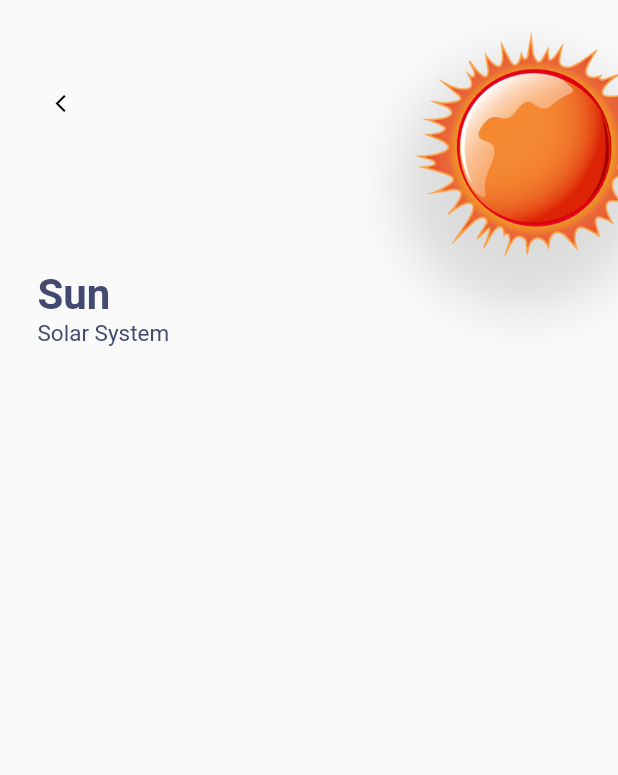
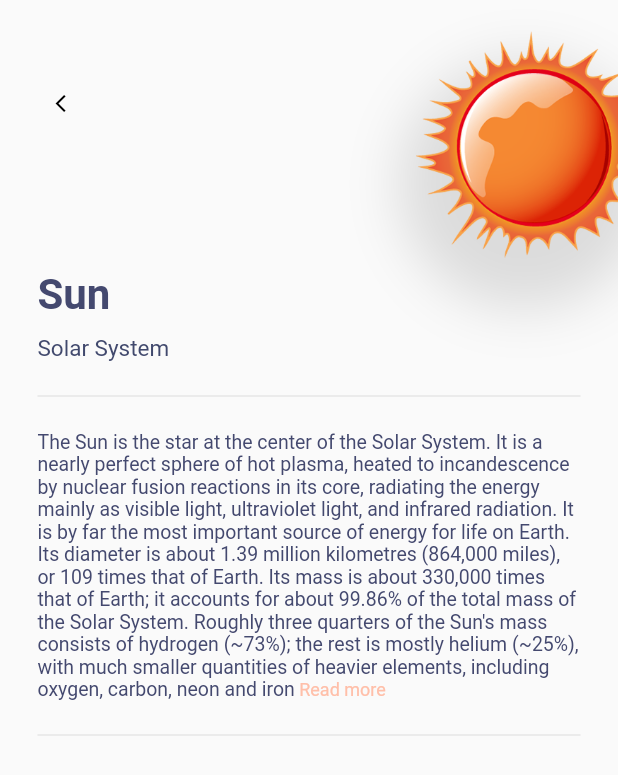
Before and after one commit to Auridel/flutter--explore_solar_app, a Flutter app: the screen it shows after launch, after a tap on "Sun", on a phone screen of 412 x 824 dp. Shown: the top 775 px of the screen. Run offline on Flutter 3.47's test engine with Material 2 defaults, Android fonts, the phone set to English and light mode, and no system bars.

Commit message:
planet details description, url launcher, permissions

```diff
--- a/lib/helpers/dataset.dart
+++ b/lib/helpers/dataset.dart
@@ -4,7 +4,8 @@ const List<Map<String, dynamic>> dataSet = [
     'num': 0,
     'image': 'assets/images/sun_img.png',
     'description':
-        "The Sun is the star at the center of the Solar System. It is a nearly perfect sphere of hot plasma, heated to incandescence by nuclear fusion reactions in its core, radiating the energy mainly as visible light, ultraviolet light, and infrared radiation. It is by far the most important source of energy for life on Earth. Its diameter is about 1.39 million kilometres (864,000 miles), or 109 times that of Earth. Its mass is about 330,000 times that of Earth; it accounts for about 99.86% of the total mass of the Solar System. Roughly three quarters of the Sun's mass consists of hydrogen (~73%); the rest is mostly helium (~25%), with much smaller quantities of heavier elements, including oxygen, carbon, neon and iron"
+        "The Sun is the star at the center of the Solar System. It is a nearly perfect sphere of hot plasma, heated to incandescence by nuclear fusion reactions in its core, radiating the energy mainly as visible light, ultraviolet light, and infrared radiation. It is by far the most important source of energy for life on Earth. Its diameter is about 1.39 million kilometres (864,000 miles), or 109 times that of Earth. Its mass is about 330,000 times that of Earth; it accounts for about 99.86% of the total mass of the Solar System. Roughly three quarters of the Sun's mass consists of hydrogen (~73%); the rest is mostly helium (~25%), with much smaller quantities of heavier elements, including oxygen, carbon, neon and iron",
+    'url': 'https://en.wikipedia.org/wiki/Sun',
   },
   {
     'name': 'Mercury',
@@ -12,6 +13,7 @@ const List<Map<String, dynamic>> dataSet = [
     'image': 'assets/images/mercury_img.png',
     'description':
         "Mercury is the smallest planet in the Solar System and the closest to the Sun. Its orbit around the Sun takes 87.97 Earth days, the shortest of all the Sun's planets. It is named after the Roman god Mercurius (Mercury), god of commerce, messenger of the gods, and mediator between gods and mortals, corresponding to the Greek god Hermes (Ἑρμῆς). Like Venus, Mercury orbits the Sun within Earth's orbit as an inferior planet, and its apparent distance from the Sun as viewed from Earth never exceeds 28°. This proximity to the Sun means the planet can only be seen near the western horizon after sunset or the eastern horizon before sunrise, usually in twilight. At this time, it may appear as a bright star-like object but is often far more difficult to observe than Venus. From Earth, the planet telescopically displays the complete range of phases, similar to Venus and the Moon, which recurs over its synodic period of approximately 116 days.",
+    'url': 'https://en.wikipedia.org/wiki/Mercury_(planet)',
   },
   {
     'name': 'Venus',
@@ -19,6 +21,7 @@ const List<Map<String, dynamic>> dataSet = [
     'image': 'assets/images/venus_img.png',
     'description':
         "Venus is the second planet from the Sun. It is named after the Roman goddess of love and beauty. As the brightest natural object in Earth's night sky after the Moon, Venus can cast shadows and can be, on rare occasions, visible to the naked eye in broad daylight. Venus lies within Earth's orbit, and so never appears to venture far from the Sun, either setting in the west just after dusk or rising in the east a little while before dawn. Venus orbits the Sun every 224.7 Earth days. It has a synodic day length of 117 Earth days and a sidereal rotation period of 243 Earth days. As a consequence, it takes longer to rotate about its axis than any other planet in the Solar System, and does so in the opposite direction to all but Uranus. This means the Sun rises in the west and sets in the east. Venus does not have any moons, a distinction it shares only with Mercury among the planets in the Solar System.",
+    'url': 'https://en.wikipedia.org/wiki/Venus',
   },
   {
     'name': 'Earth',
@@ -26,6 +29,7 @@ const List<Map<String, dynamic>> dataSet = [
     'image': 'assets/images/earth_img.png',
     'description':
         "Earth is the third planet from the Sun and the only astronomical object known to harbor and support life. About 29.2% of Earth's surface is land consisting of continents and islands. The remaining 70.8% is covered with water, mostly by oceans, seas, gulfs, and other salt-water bodies, but also by lakes, rivers, and other freshwater, which together constitute the hydrosphere. Much of Earth's polar regions are covered in ice. Earth's outer layer is divided into several rigid tectonic plates that migrate across the surface over many millions of years, while its interior remains active with a solid iron inner core, a liquid outer core that generates Earth's magnetic field, and a convective mantle that drives plate tectonics.",
+    'url': 'https://en.wikipedia.org/wiki/Earth',
   },
   {
     'name': 'Mars',
@@ -33,6 +37,7 @@ const List<Map<String, dynamic>> dataSet = [
     'image': 'assets/images/mars_img.png',
     'description':
         "Mars is the fourth planet from the Sun and the second-smallest planet in the Solar System, being larger than only Mercury. In English, Mars carries the name of the Roman god of war and is often referred to as the 'Red Planet'. The latter refers to the effect of the iron oxide prevalent on Mars's surface, which gives it a reddish appearance distinctive among the astronomical bodies visible to the naked eye. Mars is a terrestrial planet with a thin atmosphere, with surface features reminiscent of the impact craters of the Moon and the valleys, deserts and polar ice caps of Earth.",
+    'url': 'https://en.wikipedia.org/wiki/Mars',
   },
   {
     'name': 'Jupiter',
@@ -40,6 +45,7 @@ const List<Map<String, dynamic>> dataSet = [
     'image': 'assets/images/jupiter_img.png',
     'description':
         "Jupiter is the fifth planet from the Sun and the largest in the Solar System. It is a gas giant with a mass more than two and a half times that of all the other planets in the Solar System combined, but slightly less than one-thousandth the mass of the Sun. Jupiter is the third-brightest natural object in the Earth's night sky after the Moon and Venus. It has been observed since pre-historic times and is named after the Roman god Jupiter, the king of the gods, because of its observed size.",
+    'url': 'https://en.wikipedia.org/wiki/Jupiter',
   },
   {
     'name': 'Saturn',
@@ -47,6 +53,7 @@ const List<Map<String, dynamic>> dataSet = [
     'image': 'assets/images/saturn_img.png',
     'description':
         "Saturn is the sixth planet from the Sun and the second-largest in the Solar System, after Jupiter. It is a gas giant with an average radius of about nine and a half times that of Earth. It only has one-eighth the average density of Earth; however, with its larger volume, Saturn is over 95 times more massive. Saturn is named after the Roman god of wealth and agriculture; its astronomical symbol (♄) represents the god's sickle. The Romans named the seventh day of the week Saturday, Sāturni diēs ('Saturn's Day') no later than the 2nd century for the planet Saturn.",
+    'url': 'https://en.wikipedia.org/wiki/Saturn',
   },
   {
     'name': 'Uranus',
@@ -54,6 +61,7 @@ const List<Map<String, dynamic>> dataSet = [
     'image': 'assets/images/uranus_img.png',
     'description':
         "Uranus is the seventh planet from the Sun. Its name is a reference to the Greek god of the sky, Uranus, who, according to Greek mythology, was the great-grandfather of Ares (Mars), grandfather of Zeus (Jupiter) and father of Cronus (Saturn). It has the third-largest planetary radius and fourth-largest planetary mass in the Solar System. Uranus is similar in composition to Neptune, and both have bulk chemical compositions which differ from that of the larger gas giants Jupiter and Saturn. For this reason, scientists often classify Uranus and Neptune as 'ice giants' to distinguish them from the other giant planets. Uranus's atmosphere is similar to Jupiter's and Saturn's in its primary composition of hydrogen and helium, but it contains more 'ices' such as water, ammonia, and methane, along with traces of other hydrocarbons. It has the coldest planetary atmosphere in the Solar System, with a minimum temperature of 49 K (−224 °C; −371 °F), and has a complex, layered cloud structure with water thought to make up the lowest clouds and methane the uppermost layer of clouds. The interior of Uranus is mainly composed of ices and rock.",
+    'url': 'https://en.wikipedia.org/wiki/Uranus',
   },
   {
     'name': 'Neptune',
@@ -61,5 +69,6 @@ const List<Map<String, dynamic>> dataSet = [
     'image': 'assets/images/neptune_img.png',
     'description':
         "Neptune is the eighth and farthest known Solar planet from the Sun. In the Solar System, it is the fourth-largest planet by diameter, the third-most-massive planet, and the densest giant planet. It is 17 times the mass of Earth, slightly more massive than its near-twin Uranus. Neptune is denser and physically smaller than Uranus because its greater mass causes more gravitational compression of its atmosphere. The planet orbits the Sun once every 164.8 years at an average distance of 30.1 AU (4.5 billion km; 2.8 billion mi). It is named after the Roman god of the sea and has the astronomical symbol ♆, a stylised version of the god Neptune's trident.",
+    'url': 'https://en.wikipedia.org/wiki/Neptune',
   },
 ];
--- a/lib/models/planet.dart
+++ b/lib/models/planet.dart
@@ -3,7 +3,8 @@ class Planet {
   final int num;
   final String image;
   final String description;
+  final String url;
   final List<String> galleryImages;
 
-  Planet(this.name, this.num, this.image, this.description, this.galleryImages);
+  Planet(this.name, this.num, this.image, this.description, this.url, this.galleryImages,);
 }
--- a/lib/providers/planet_provider.dart
+++ b/lib/providers/planet_provider.dart
@@ -4,7 +4,7 @@ import 'package:flutter/material.dart';
 
 class PlanetProvider with ChangeNotifier {
   List<Planet> _items = dataSet
-      .map((e) => Planet(e['name'], e['num'], e['image'], e['description'], []))
+      .map((e) => Planet(e['name'], e['num'], e['image'], e['description'], e['url'], []))
       .toList();
 
   List<Planet> get items => _items;
--- a/lib/screens/planet_details_screen.dart
+++ b/lib/screens/planet_details_screen.dart
@@ -1,4 +1,6 @@
+import 'package:url_launcher/url_launcher.dart' as urlLauncher;
 import 'package:explore_solar_app/models/planet.dart';
+import 'package:flutter/gestures.dart';
 import 'package:flutter/material.dart';
 import 'package:flutter/services.dart';
 
@@ -12,11 +14,13 @@ class PlanetDetailsScreen extends StatefulWidget {
 }
 
 class _PlanetDetailsScreenState extends State<PlanetDetailsScreen> {
-  Planet? _planet;
+  final TapGestureRecognizer _tapGestureRecognizer = TapGestureRecognizer();
+  late final Planet? _planet;
   bool _isInit = false;
 
   @override
   void initState() {
+    _tapGestureRecognizer.onTap = _onTap;
     super.initState();
   }
 
@@ -26,6 +30,27 @@ class _PlanetDetailsScreenState extends State<PlanetDetailsScreen> {
       _planet = ModalRoute.of(context)?.settings.arguments as Planet;
     }
     super.didChangeDependencies();
+  }
+
+  @override
+  void dispose() {
+    _tapGestureRecognizer.dispose();
+    super.dispose();
+  }
+
+  void _onTap() {
+    print(_planet!.url);
+    _launchUrl(_planet!.url);
+  }
+
+  Future<void> _launchUrl(String url) async {
+    await urlLauncher.canLaunch(url)
+        ? await urlLauncher.launch(url)
+        : ScaffoldMessenger.of(context).showSnackBar(SnackBar(
+            content: Text(
+            'Can\'t open url',
+            textAlign: TextAlign.center,
+          )));
   }
 
   @override
@@ -112,6 +137,9 @@ class _PlanetDetailsScreenState extends State<PlanetDetailsScreen> {
                           textAlign: TextAlign.left,
                         )),
                   ),
+                  SizedBox(
+                    height: 10,
+                  ),
                   Container(
                     width: size.width,
                     padding: const EdgeInsets.symmetric(horizontal: 25),
@@ -123,7 +151,34 @@ class _PlanetDetailsScreenState extends State<PlanetDetailsScreen> {
                         textAlign: TextAlign.left,
                       ),
                     ),
-                  )
+                  ),
+                  SizedBox(
+                    height: 15,
+                  ),
+                  Padding(
+                    padding: const EdgeInsets.symmetric(horizontal: 25),
+                    child: Divider(),
+                  ),
+                  Container(
+                      padding: const EdgeInsets.symmetric(
+                          horizontal: 25, vertical: 15),
+                      child: RichText(
+                        text: TextSpan(children: [
+                          TextSpan(
+                            text: '${_planet!.description}',
+                            style: theme.textTheme.headline4,
+                          ),
+                          TextSpan(
+                            text: ' Read more',
+                            style: theme.textTheme.headline3,
+                            recognizer: _tapGestureRecognizer,
+                          )
+                        ]),
+                      )),
+                  Padding(
+                    padding: const EdgeInsets.symmetric(horizontal: 25),
+                    child: Divider(),
+                  ),
                 ],
               )),
       ),
--- a/lib/theme/theme.dart
+++ b/lib/theme/theme.dart
@@ -42,7 +42,7 @@ final theme = ThemeData(
       fontSize: 13,
     ),
     headline3: TextStyle(
-      color: Color(0xff44496f),
+      color: Color(0xffffbfa9),
       fontSize: 12
     )
   )
--- a/lib/widgets/planet_slider.dart
+++ b/lib/widgets/planet_slider.dart
@@ -61,6 +61,7 @@ class _PlanetSliderState extends State<PlanetSlider> {
           final scale = (_currentPage - idx + 1).clamp(0.97, 1.0);
           return GestureDetector(
             onTap:() {
+              if(_currentPage.toInt() != idx) return;
               Navigator.of(context).pushNamed(PlanetDetailsScreen.routeName,
                   arguments: _planets[idx]);
             },
--- a/pubspec.yaml
+++ b/pubspec.yaml
@@ -29,6 +29,7 @@ dependencies:
   # Use with the CupertinoIcons class for iOS style icons.
   cupertino_icons: ^1.0.2
   provider: ^5.0.0
+  url_launcher: ^6.0.9
 
 dev_dependencies:
   flutter_test:
```
Also changed, not shown: pubspec.lock, 1 other file.
